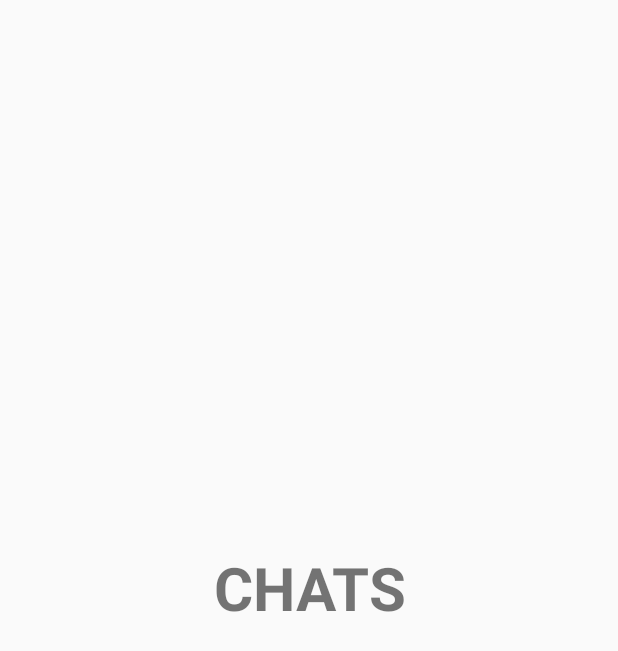
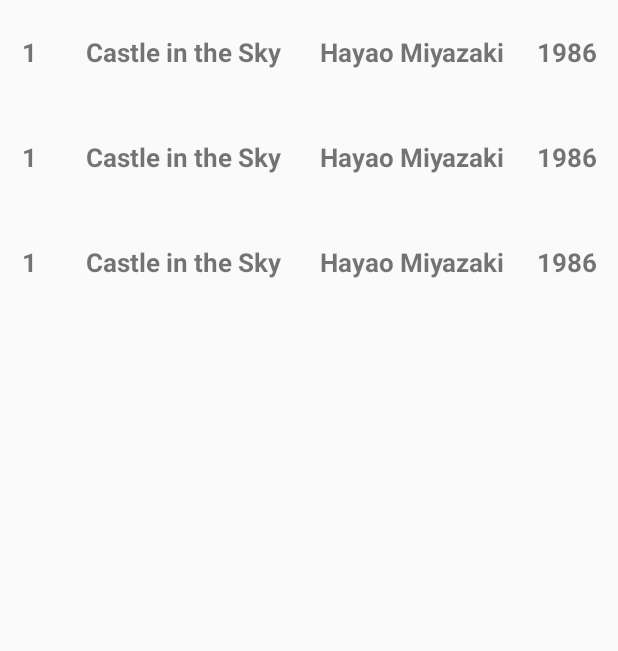
Before and after one commit to yunwoon/prography_6th_android, an Android app: the layout fragment_chat.xml on its own in the app's theme, with its tools: preview values and no code run, on a phone screen of 412 x 824 dp. Shown: the top 651 px of the screen. Run offline under Robolectric (Android 15) with nearby library versions, the phone set to English and light mode, and no system bars.

```diff
--- a/prography/app/build.gradle
+++ b/prography/app/build.gradle
@@ -28,8 +28,12 @@ dependencies {
 
     implementation 'androidx.appcompat:appcompat:1.0.2'
     implementation 'androidx.constraintlayout:constraintlayout:1.1.3'
-    implementation 'com.android.support:design:28.0.0'
+    implementation 'com.android.support:design:28.0.0' //bottom navigation view
     implementation 'androidx.legacy:legacy-support-v4:1.0.0'
+    implementation 'com.android.support:recyclerview-v7:28.0.0' //recyclerview
+    implementation 'com.squareup.retrofit2:retrofit:2.2.0' //http(s) 통신 기능 제공 패키지
+    implementation 'com.squareup.retrofit2:converter-gson:2.2.0' //json 파일 파싱 기능 제공 패키지
+    implementation 'com.squareup.okhttp3:okhttp:3.3.1'
     testImplementation 'junit:junit:4.12'
     androidTestImplementation 'androidx.test.ext:junit:1.1.1'
     androidTestImplementation 'androidx.test.espresso:espresso-core:3.2.0'
--- a/prography/app/src/main/AndroidManifest.xml
+++ b/prography/app/src/main/AndroidManifest.xml
@@ -12,10 +12,10 @@
         <activity android:name=".MainActivity">
             <intent-filter>
                 <action android:name="android.intent.action.MAIN" />
-
                 <category android:name="android.intent.category.LAUNCHER" />
             </intent-filter>
         </activity>
     </application>
+    <uses-permission android:name="android.permission.INTERNET" />
 
 </manifest>
--- a/prography/app/src/main/res/layout/fragment_chat.xml
+++ b/prography/app/src/main/res/layout/fragment_chat.xml
@@ -5,13 +5,10 @@
     android:layout_height="match_parent"
     tools:context=".ChatFragment">
 
-    <TextView
+    <androidx.recyclerview.widget.RecyclerView
+        android:id="@+id/recycler_view"
         android:layout_width="match_parent"
         android:layout_height="match_parent"
-        android:gravity="center"
-        android:layout_marginBottom="40dp"
-        android:textSize="40sp"
-        android:textStyle="bold"
-        android:text="CHATS" />
+        tools:listitem="@layout/recycleritem"/>
 
 </FrameLayout>
--- /dev/null
+++ b/prography/app/src/main/res/layout/recycleritem.xml
@@ -0,0 +1,47 @@
+<?xml version="1.0" encoding="utf-8"?>
+<LinearLayout
+    xmlns:android="http://schemas.android.com/apk/res/android"
+    android:layout_width="match_parent"
+    android:layout_height="wrap_content">
+
+    <TextView
+        android:id="@+id/num"
+        android:layout_width="0dp"
+        android:layout_height="70dp"
+        android:layout_weight="0.7"
+        android:text="1"
+        android:textSize="17sp"
+        android:textStyle="bold"
+        android:gravity="center"/>
+
+    <TextView
+        android:id="@+id/title"
+        android:layout_width="0dp"
+        android:layout_height="70dp"
+        android:layout_weight="3"
+        android:gravity="center"
+        android:text="Castle in the Sky"
+        android:textSize="17sp"
+        android:textStyle="bold" />
+
+    <TextView
+        android:id="@+id/director"
+        android:layout_width="0dp"
+        android:layout_height="70dp"
+        android:layout_weight="2.5"
+        android:gravity="center"
+        android:text="Hayao Miyazaki"
+        android:textSize="17sp"
+        android:textStyle="bold" />
+
+    <TextView
+        android:id="@+id/release_date"
+        android:layout_width="0dp"
+        android:layout_height="70dp"
+        android:layout_weight="1.2"
+        android:text="1986"
+        android:textSize="17sp"
+        android:textStyle="bold"
+        android:gravity="center"/>
+
+</LinearLayout>
```
Also changed, not shown: prography/app/src/main/java/com/yunwoon/prography/ChatFragment.java (+52 -4 lines), prography/app/src/main/java/com/yunwoon/prography/RecyclerAdaptor.java (added, +61 -0 lines), prography/app/src/main/java/com/yunwoon/prography/RecyclerModel.java (added, +76 -0 lines), prography/app/src/main/java/com/yunwoon/prography/RestInterface.java (added, +12 -0 lines), prography/app/src/main/java/com/yunwoon/prography/RetrofitClient.java (added, +17 -0 lines).
